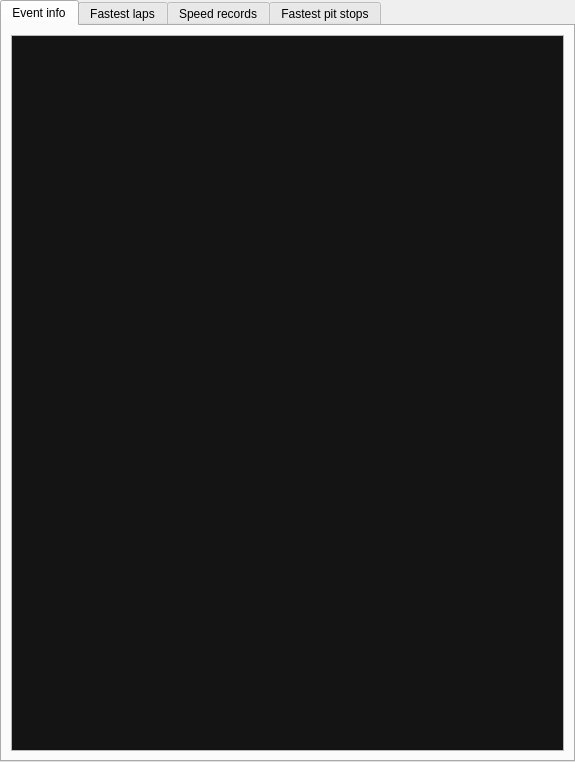
First picture: the form in ui/sessiondatawidget.ui, repository gronberg/f1lt, before the edit.
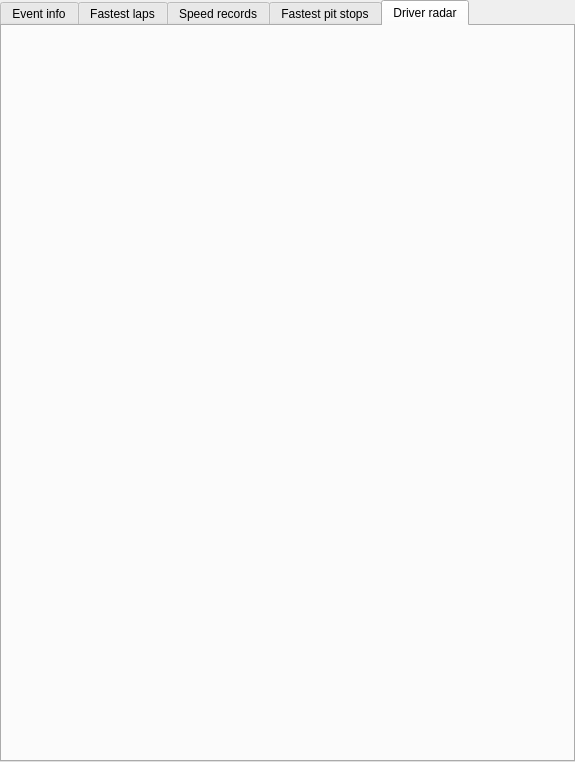
Second picture: the form after the edit.

Commit message: started implementing driver radar

```diff
--- a/ui/sessiondatawidget.ui
+++ b/ui/sessiondatawidget.ui
@@ -57,7 +57,7 @@
       </palette>
      </property>
      <property name="currentIndex">
-      <number>0</number>
+      <number>4</number>
      </property>
      <property name="movable">
       <bool>false</bool>
@@ -1430,6 +1430,19 @@
        </item>
       </layout>
      </widget>
+     <widget class="QWidget" name="tab_5">
+      <attribute name="title">
+       <string>Driver radar</string>
+      </attribute>
+      <layout class="QVBoxLayout" name="verticalLayout_8">
+       <property name="margin">
+        <number>4</number>
+       </property>
+       <item>
+        <layout class="QVBoxLayout" name="radarLayout"/>
+       </item>
+      </layout>
+     </widget>
     </widget>
    </item>
   </layout>
```
The commit also changes 25 other files.
